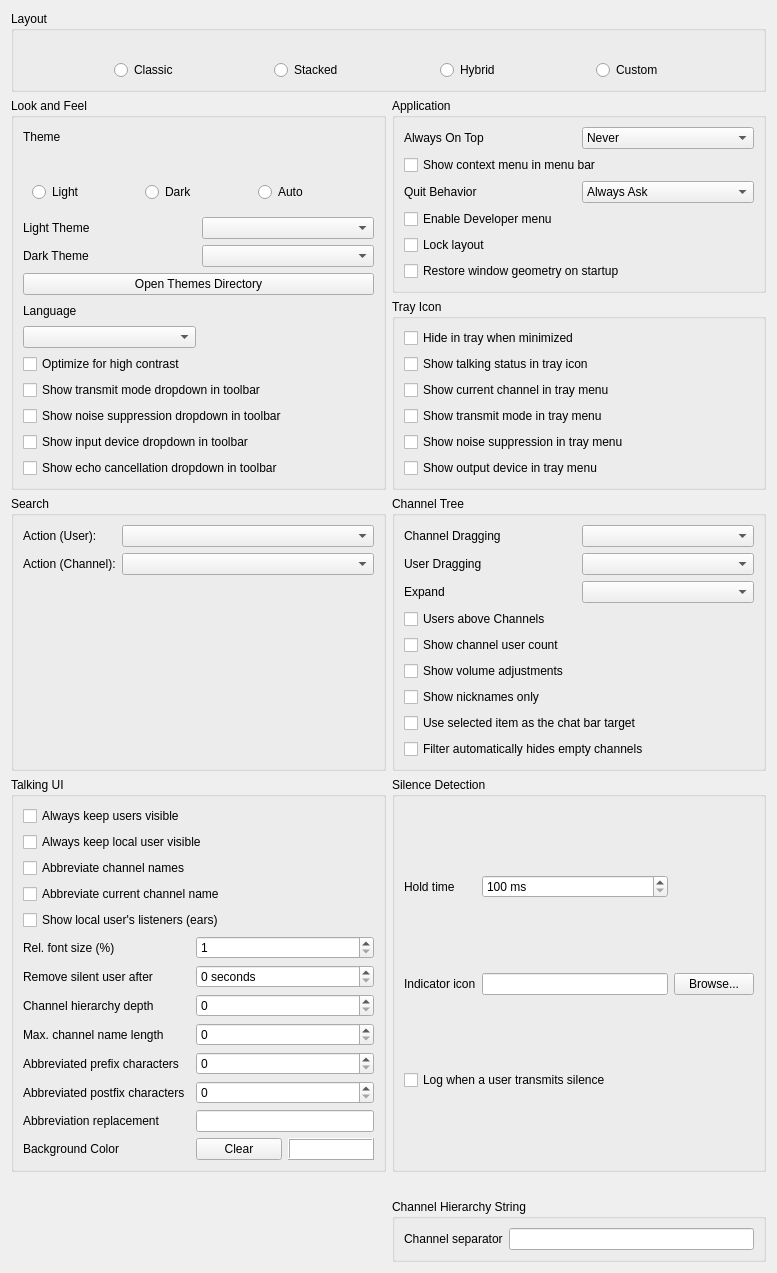
d3adb5/mumble, file src/mumble/LookConfig.ui: the form before one commit.
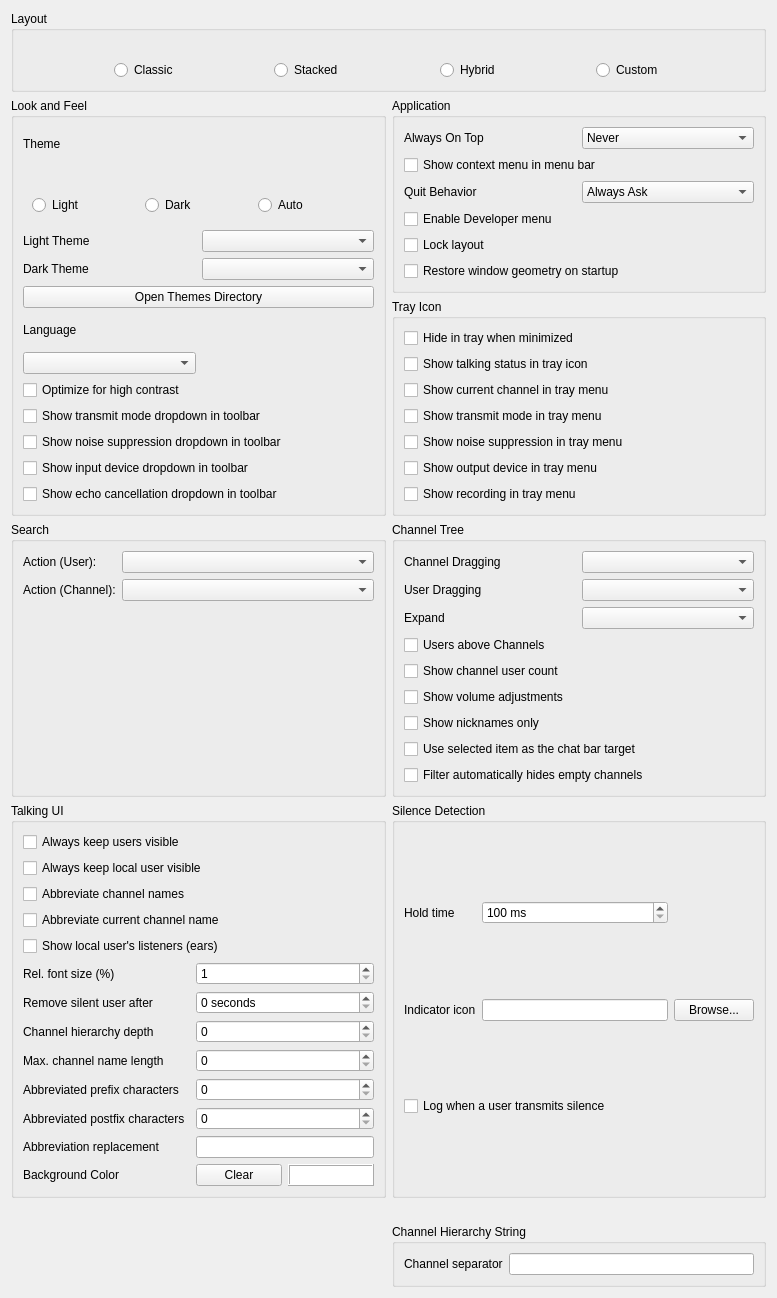
The form after the commit. Icons and pictures are not drawn. Custom widgets are drawn as their Qt base class.

Commit message: FEAT(client): Start and stop recording from the tray icon menu

Diff of the .ui file:
```diff
--- a/src/mumble/LookConfig.ui
+++ b/src/mumble/LookConfig.ui
@@ -364,6 +364,16 @@
         </property>
        </widget>
       </item>
+      <item>
+       <widget class="QCheckBox" name="qcbTrayShowRecording">
+        <property name="toolTip">
+         <string>Offer starting and stopping a recording in the tray icon's menu</string>
+        </property>
+        <property name="text">
+         <string>Show recording in tray menu</string>
+        </property>
+       </widget>
+      </item>
      </layout>
     </widget>
    </item>
```
Left out of the diff: 1 changed line with no effect on the pictures. The commit also changes 12 other files.
